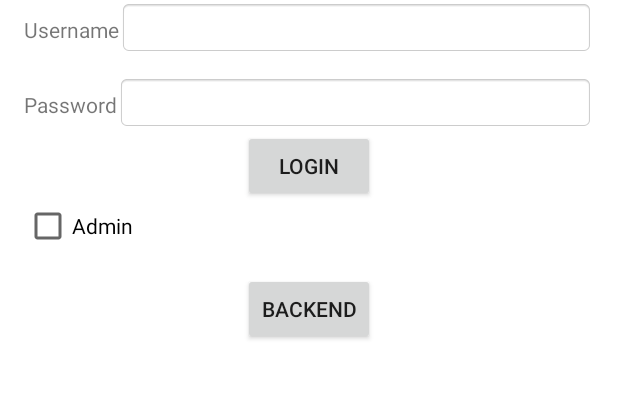
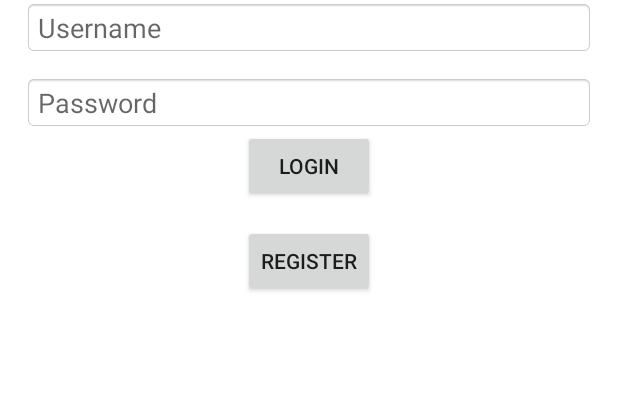
Before and after one commit to vatanubay/InventoryChecker, an Android app: the screen it shows after launch (LoginActivity), on a phone screen of 412 x 824 dp, the part 362-761 px from its top. Run offline under Robolectric (Android 15) with nearby library versions, the light colour scheme and no system bars.

Commit message:
New update 12-06-16 store & detail 1

```diff
--- a/app/src/main/AndroidManifest.xml
+++ b/app/src/main/AndroidManifest.xml
@@ -38,7 +38,6 @@
         <activity android:name=".Management" />
         <activity android:name=".Action_scan" />
         <activity android:name=".StoreManagemant" />
-        <activity android:name=".HistoryActivity" />
         <activity android:name=".ShowProductActivity" />
     </application>
 
--- a/app/src/main/java/com/example/inventorychecker/activity/Action_scan.java
+++ b/app/src/main/java/com/example/inventorychecker/activity/Action_scan.java
@@ -24,9 +24,9 @@ public class Action_scan extends AppCompatActivity {
         if(bundle != null){
             boolean flagPlus = bundle.getBoolean("flagPlus");
             if(flagPlus)
-                txtTitle.setText("Add");
+                txtTitle.setText("Add to Store");
             else
-                txtTitle.setText("Minus");
+                txtTitle.setText("Delete to Store");
 
         }
 
--- a/app/src/main/java/com/example/inventorychecker/activity/HomeActivity.java
+++ b/app/src/main/java/com/example/inventorychecker/activity/HomeActivity.java
@@ -3,6 +3,7 @@ package com.example.inventorychecker.activity;
 import android.content.Intent;
 import android.os.Bundle;
 import android.support.v7.app.AppCompatActivity;
+import android.view.Menu;
 import android.view.View;
 import android.view.View.OnClickListener;
 import android.widget.ImageView;
@@ -35,4 +36,6 @@ public class HomeActivity extends AppCompatActivity {
 	        });
 	}
 
+
+
 }
--- a/app/src/main/java/com/example/inventorychecker/activity/Management.java
+++ b/app/src/main/java/com/example/inventorychecker/activity/Management.java
@@ -51,7 +51,7 @@ public class Management extends AppCompatActivity implements View.OnClickListene
 
         if(product != null){
             Glide.with(getApplicationContext())
-                    .load(BaseConfig.BaseUrl+"images/"+product.getProduct().get(0).getImageName()+".jpg")
+                    .load(BaseConfig.profixUrl()+"images/RSL_Srilver.jpg") //ถ้ามีของมูลในฐานข้อมูลค่ิย get
                     .into(imgProduct);
             contentProduct.setText("ID : "+product.getProduct().get(0).getId() + "\n" +
                                     "Brand : "+product.getProduct().get(0).getBrand() + "\n" +
@@ -115,7 +115,7 @@ public class Management extends AppCompatActivity implements View.OnClickListene
                 }else{
                     dialog.show();
                     UpdateProductService service = RestServiceManager.create(UpdateProductService.class);
-                    service.updateProduct(Integer.parseInt(product.getProduct().get(0).getId()), sum+"").enqueue(this);
+                    service.updateProduct(Integer.parseInt(product.getProduct().get(0).getId()), sum + "").enqueue(this);
                 }
             }
 
--- a/app/src/main/res/layout/activity_action_scan.xml
+++ b/app/src/main/res/layout/activity_action_scan.xml
@@ -8,6 +8,7 @@
     android:paddingRight="@dimen/activity_horizontal_margin"
     android:paddingTop="@dimen/activity_vertical_margin"
     android:orientation="vertical"
+    android:background="@android:color/white"
     tools:context="com.example.inventorychecker.activity.Action_scan">
 
     <LinearLayout
--- a/app/src/main/res/layout/activity_login.xml
+++ b/app/src/main/res/layout/activity_login.xml
@@ -4,7 +4,7 @@
     android:layout_width="match_parent"
     android:layout_height="match_parent"
     android:fillViewport="true"
-    tools:context=".activity.LoginActivity" >
+    tools:context=".activity.LoginActivity">
 
     <LinearLayout
         android:layout_width="match_parent"
@@ -45,19 +45,14 @@
 	        android:layout_height="50dp"
 	        android:orientation="horizontal" >
 
-	        <TextView
-	            android:id="@+id/textView1"
-	            android:layout_width="wrap_content"
-	            android:layout_height="wrap_content"
-	            android:text="Username" />
-
-	        <EditText
+			<EditText
 	            android:id="@+id/username"
 	            android:layout_width="match_parent"
 	            android:layout_height="wrap_content"
 	            android:ems="10"
 	            android:inputType="text"
-				android:background="@android:drawable/editbox_background_normal">
+				android:background="@android:drawable/editbox_background_normal"
+				android:hint="Username">
 
 	            <requestFocus />
 	        </EditText>
@@ -67,20 +62,15 @@
 	        android:layout_width="match_parent"
 	        android:layout_height="wrap_content" >
 
-	        <TextView
-	            android:id="@+id/textView2"
-	            android:layout_width="wrap_content"
-	            android:layout_height="wrap_content"
-	            android:text="Password" />
-
-	        <EditText
+			<EditText
 	            android:id="@+id/password"
 	            android:layout_width="wrap_content"
 	            android:layout_height="wrap_content"
 	            android:layout_weight="1"
 	            android:ems="10"
 	            android:inputType="textPassword"
-				android:background="@android:drawable/editbox_background_normal"/>
+				android:background="@android:drawable/editbox_background_normal"
+				android:hint="Password" />
 	    </LinearLayout>
 
 	    <LinearLayout
@@ -96,19 +86,13 @@
 	            android:text="Login" />
 	    </LinearLayout>
 
-	    <CheckBox
-	        android:id="@+id/checkBox1"
-	        android:layout_width="wrap_content"
-	        android:layout_height="wrap_content"
-	        android:text="Admin" />
-
 	    <Button
 	        android:id="@+id/btn_backend_loginpage"
 	        android:layout_width="wrap_content"
 	        android:layout_height="wrap_content"
 	        android:layout_gravity="center"
 	        android:layout_marginTop="15dp"
-	        android:text="Backend" />
+	        android:text="Register" />
 
     </LinearLayout>
 
```
Also changed, not shown: app/src/main/java/com/example/inventorychecker/activity/HistoryActivity.java (deleted, +0 -13 lines), app/src/main/java/com/example/inventorychecker/activity/StoreManagemant.java (+4 -4 lines), app/src/main/res/layout/activity_history.xml (deleted, +0 -15 lines), app/src/main/res/layout/activity_management.xml (+9 -7 lines), app/src/main/res/layout/activity_home.xml (line endings or trailing spaces), 41 other files.
